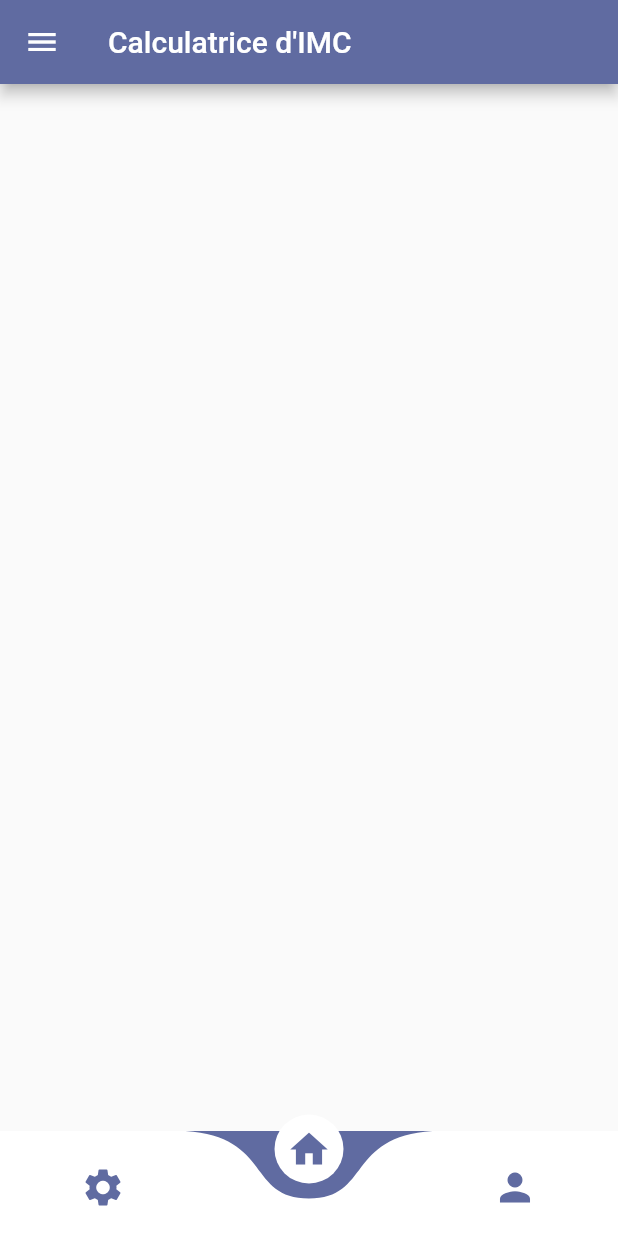
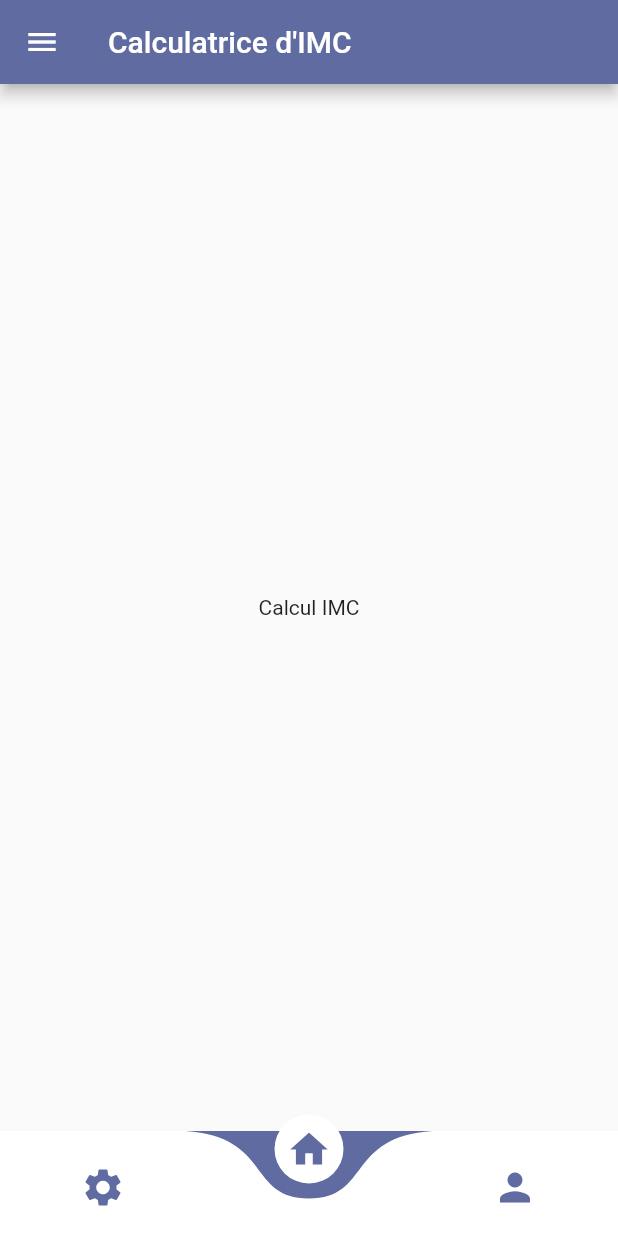
Before and after one commit to boriskamtou/bmi_project, a Flutter app: the screen it shows after launch, on a phone screen of 412 x 824 dp. Run offline on Flutter 3.47's test engine with Material 2 defaults, Android fonts, the phone set to English and light mode, and no system bars; drawn by our look-alikes of curved_navigation_bar; our stand-ins replace page_transition; Roboto replaces fonts that are missing (OpenSans-SemiBold).

```diff
--- a/lib/main.dart
+++ b/lib/main.dart
@@ -1,8 +1,9 @@
+import 'package:bmi_project/screens/history_screen.dart';
 import 'package:bmi_project/screens/home_screen.dart';
 import 'package:bmi_project/screens/profil_screen.dart';
 import 'package:bmi_project/screens/settings_screen.dart';
 import 'package:bmi_project/screens/splash_screen.dart';
-import 'package:bmi_project/utilities/constantes.dart';
+
 import 'package:flutter/material.dart';
 
 void main() => runApp(MaterialApp(
@@ -12,6 +13,7 @@ void main() => runApp(MaterialApp(
         '/homeScreen': (context) => HomePage(),
         '/profilScreen': (context) => ProfilPage(),
         '/settingScreen': (context) => SettingPage(),
+        '/historyScreen': (context) => HistoryPage(),
       },
       theme: ThemeData(
         primaryColor: Color(0xFF606BA1),
--- a/lib/screens/calcul_bmi_screen.dart
+++ b/lib/screens/calcul_bmi_screen.dart
@@ -1,5 +1,6 @@
 import 'package:flutter/material.dart';
 import 'package:bmi_project/utilities/constantes.dart';
+import 'package:curved_navigation_bar/curved_navigation_bar.dart';
 
 class CalculBmiPage extends StatelessWidget {
   @override
@@ -17,6 +18,7 @@ class BmiDesign extends StatefulWidget {
 
 class _BmiDesignState extends State<BmiDesign> {
   final GlobalKey<ScaffoldState> _scaffoldKey = new GlobalKey<ScaffoldState>();
+  GlobalKey _keyNav = kBottomNavigationKey;
   @override
   Widget build(BuildContext context) {
     return Scaffold(
@@ -39,7 +41,6 @@ class _BmiDesignState extends State<BmiDesign> {
         ),
       ),
       drawer: Drawer(
-        elevation: 30.0,
         child: Container(
           color: kMainColor,
           child: ListView(
@@ -106,6 +107,8 @@ class _BmiDesignState extends State<BmiDesign> {
                 ),
                 onTap: () {
                   Navigator.pop(context);
+                  final CurvedNavigationBarState navBar = _keyNav.currentState;
+                  navBar.setPage(2);
                 },
               ),
               ListTile(
@@ -121,6 +124,8 @@ class _BmiDesignState extends State<BmiDesign> {
                 ),
                 onTap: () {
                   Navigator.pop(context);
+                  final CurvedNavigationBarState navBar = _keyNav.currentState;
+                  navBar.setPage(3);
                 },
               ),
               ListTile(
@@ -136,22 +141,17 @@ class _BmiDesignState extends State<BmiDesign> {
                 ),
                 onTap: () {
                   Navigator.pop(context);
+                  final CurvedNavigationBarState navBar = _keyNav.currentState;
+                  navBar.setPage(0);
                 },
               ),
             ],
           ),
         ),
       ),
-      body: SingleChildScrollView(
-        child: Container(
-          padding: EdgeInsets.all(16.0),
-          child: Column(
-            children: <Widget>[
-              Column(
-                children: <Widget>[],
-              )
-            ],
-          ),
+      body: Container(
+        child: Center(
+          child: Text('Calcul IMC'),
         ),
       ),
     );
--- a/lib/screens/home_screen.dart
+++ b/lib/screens/home_screen.dart
@@ -1,3 +1,4 @@
+import 'package:bmi_project/screens/history_screen.dart';
 import 'package:bmi_project/screens/profil_screen.dart';
 import 'package:bmi_project/screens/settings_screen.dart';
 import 'package:bmi_project/utilities/constantes.dart';
@@ -24,11 +25,11 @@ class BmiMenu extends StatefulWidget {
 
 class _BmiMenuState extends State<BmiMenu> {
   int pageIndex = 1;
-  GlobalKey _bottomNavigationKey = GlobalKey();
   // Creating pages
   final ProfilPage profilScreen = ProfilPage();
   final SettingPage settingScreen = SettingPage();
   final CalculBmiPage calculBmiScreen = CalculBmiPage();
+  final HistoryPage historyScreen = HistoryPage();
 //  Handle page transition
   Widget _showPage = CalculBmiPage();
   Widget _pageChooser(int page) {
@@ -41,6 +42,9 @@ class _BmiMenuState extends State<BmiMenu> {
         break;
       case 2:
         return profilScreen;
+        break;
+      case 3:
+        return historyScreen;
         break;
       default:
         return calculBmiScreen;
@@ -55,7 +59,7 @@ class _BmiMenuState extends State<BmiMenu> {
       ),
       bottomNavigationBar: CurvedNavigationBar(
         index: pageIndex,
-        key: _bottomNavigationKey,
+        key: kBottomNavigationKey,
         height: 70.0,
         backgroundColor: kMainColor,
         items: <Widget>[
@@ -63,7 +67,7 @@ class _BmiMenuState extends State<BmiMenu> {
           IconButtonNavigation(Icons.home),
           IconButtonNavigation(Icons.person),
         ],
-        onTap: (int index) {
+        onTap: (index) {
           setState(() {
             _showPage = _pageChooser(index);
           });
--- a/lib/screens/profil_screen.dart
+++ b/lib/screens/profil_screen.dart
@@ -1,5 +1,6 @@
 import 'package:bmi_project/utilities/constantes.dart';
 import 'package:flutter/material.dart';
+import 'package:curved_navigation_bar/curved_navigation_bar.dart';
 
 class ProfilPage extends StatelessWidget {
   @override
@@ -16,6 +17,7 @@ class ProfilMenu extends StatefulWidget {
 }
 
 class _ProfilMenuState extends State<ProfilMenu> {
+  GlobalKey _keyNav = kBottomNavigationKey;
   @override
   Widget build(BuildContext context) {
     return Scaffold(
@@ -24,7 +26,8 @@ class _ProfilMenuState extends State<ProfilMenu> {
         leading: IconButton(
           icon: Icon(Icons.arrow_back),
           onPressed: () {
-            // TODO
+            final CurvedNavigationBarState navBar = _keyNav.currentState;
+            navBar.setPage(1);
           },
         ),
         title: Text(
--- a/lib/screens/settings_screen.dart
+++ b/lib/screens/settings_screen.dart
@@ -1,5 +1,6 @@
 import 'package:bmi_project/utilities/constantes.dart';
 import 'package:flutter/material.dart';
+import 'package:curved_navigation_bar/curved_navigation_bar.dart';
 
 class SettingPage extends StatelessWidget {
   @override
@@ -16,6 +17,7 @@ class SettingMenu extends StatefulWidget {
 }
 
 class _SettingMenuState extends State<SettingMenu> {
+  GlobalKey keyNav = kBottomNavigationKey;
   @override
   Widget build(BuildContext context) {
     return Scaffold(
@@ -25,7 +27,8 @@ class _SettingMenuState extends State<SettingMenu> {
             icon: Icon(Icons.arrow_back),
             onPressed: () {
               // TODO
-              print('Bonjour le monde');
+              final CurvedNavigationBarState navBar = keyNav.currentState;
+              navBar.setPage(1);
             }),
         title: Text(
           "Paramètres",
--- a/lib/utilities/constantes.dart
+++ b/lib/utilities/constantes.dart
@@ -3,7 +3,9 @@ import 'package:flutter/material.dart';
 const kMainColor = Color(0xFF606BA1);
 const kTextColor = Color(0xFF515151);
 const kIconColor = Color(0xA09F9F9F);
-final GlobalKey _kBottomNavigationKey = GlobalKey();
+
+GlobalKey kBottomNavigationKey = GlobalKey();
+
 const kFontFamilySemiBold = TextStyle(
   fontFamily: 'OpenSans-SemiBold',
 );
```
Also changed, not shown: lib/screens/history_screen.dart (added, +26 -0 lines), lib/utilities/navigation_function.dart (deleted, +0 -24 lines).
